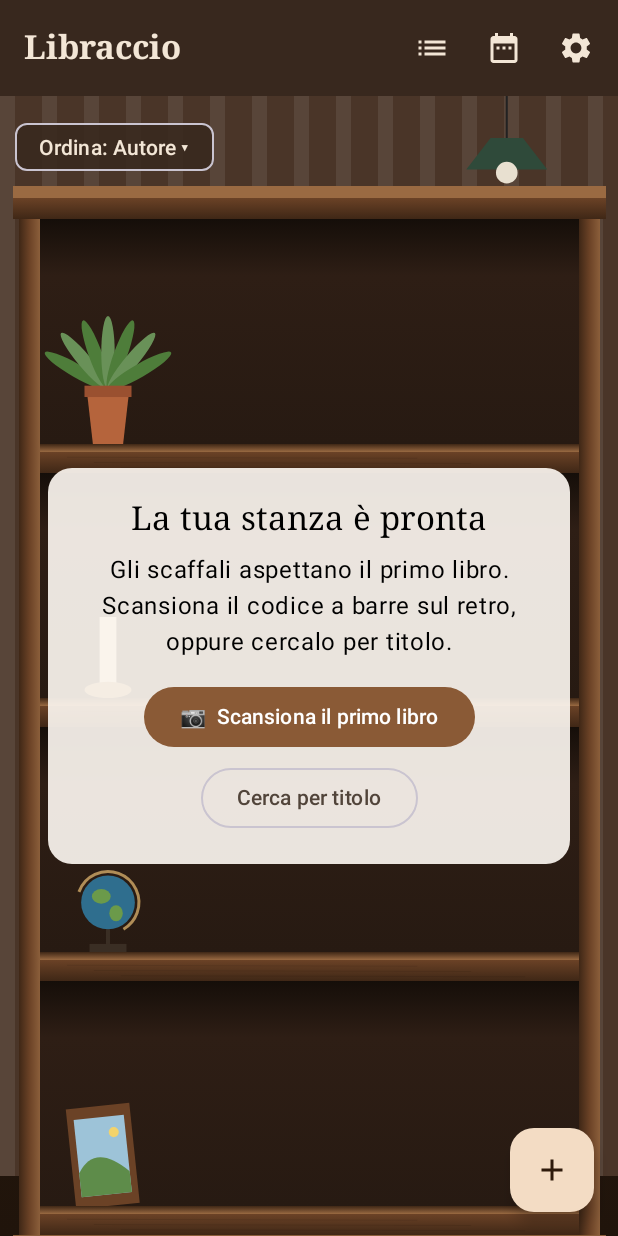
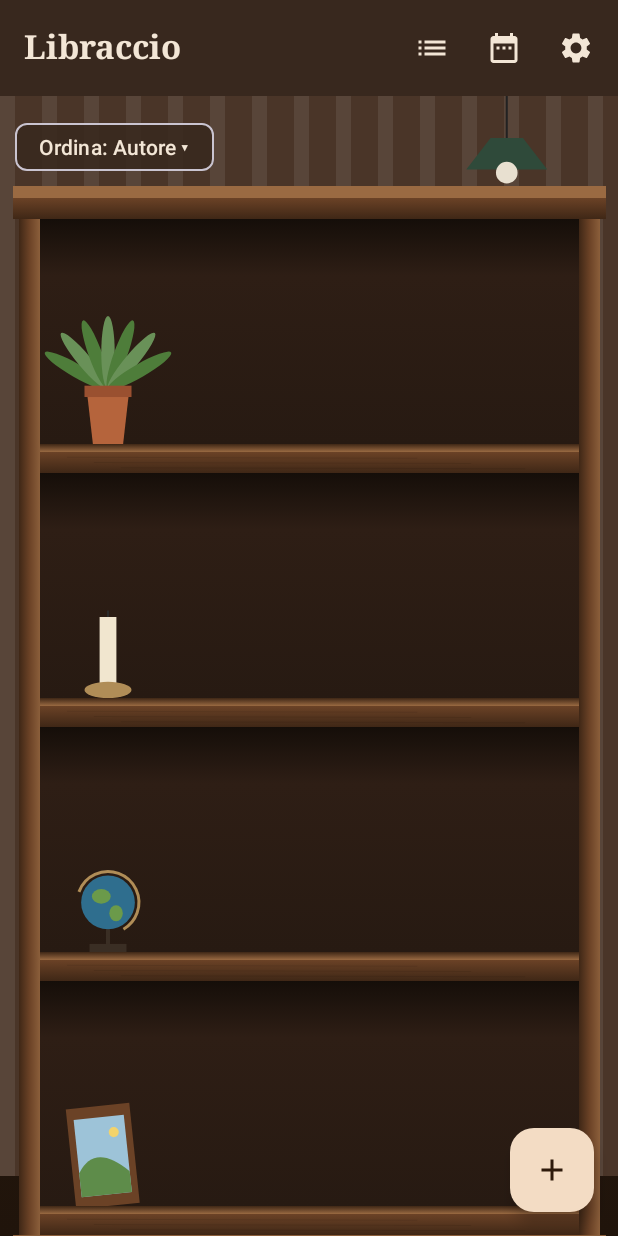
Before and after one commit to sonogioo/libraccio, an Android app built with Jetpack Compose: the screen it shows after launch (MainActivity), on a phone screen of 412 x 824 dp. Run offline under Robolectric (Android 15) with nearby library versions, the phone set to English and light mode, and no system bars; our stand-ins replace Room's generated code.

Commit message:
Stanza pulita: niente pannello fisso al centro quando la libreria è vuota
Co-Authored-By: Claude Opus 5.5 <noreply@anthropic.com>

```diff
--- a/app/src/main/java/it/libraccio/app/ui/room/RoomScreen.kt
+++ b/app/src/main/java/it/libraccio/app/ui/room/RoomScreen.kt
@@ -164,28 +164,6 @@ fun RoomScreen(
                                 vm.play(Sfx.THUMP)
                             },
                         )
-                    }
-                }
-            }
-
-            if (books.isEmpty()) {
-                Surface(
-                    modifier = Modifier.align(Alignment.Center).padding(32.dp),
-                    shape = RoundedCornerShape(16.dp),
-                    color = MaterialTheme.colorScheme.surface.copy(alpha = 0.92f),
-                    tonalElevation = 4.dp,
-                ) {
-                    Column(Modifier.padding(20.dp), horizontalAlignment = Alignment.CenterHorizontally) {
-                        Text("La tua stanza è pronta", style = MaterialTheme.typography.titleLarge)
-                        Spacer(Modifier.height(8.dp))
-                        Text(
-                            "Gli scaffali aspettano il primo libro. Scansiona il codice a barre sul retro, oppure cercalo per titolo.",
-                            textAlign = TextAlign.Center,
-                        )
-                        Spacer(Modifier.height(14.dp))
-                        Button(onClick = onScan) { Text("📷  Scansiona il primo libro") }
-                        Spacer(Modifier.height(6.dp))
-                        OutlinedButton(onClick = onSearch) { Text("Cerca per titolo") }
                     }
                 }
             }
```
